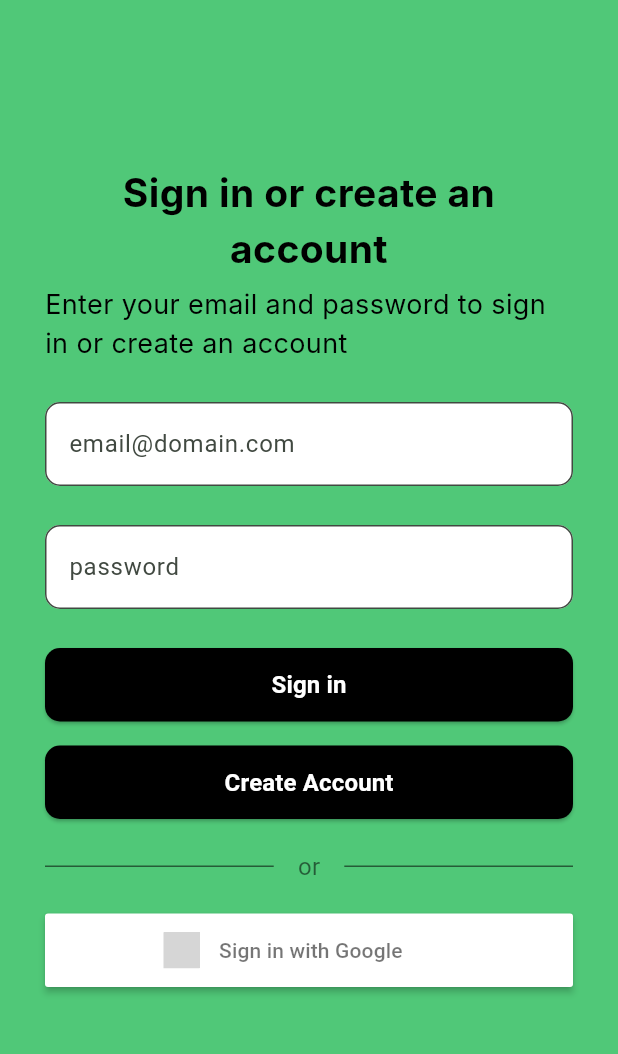
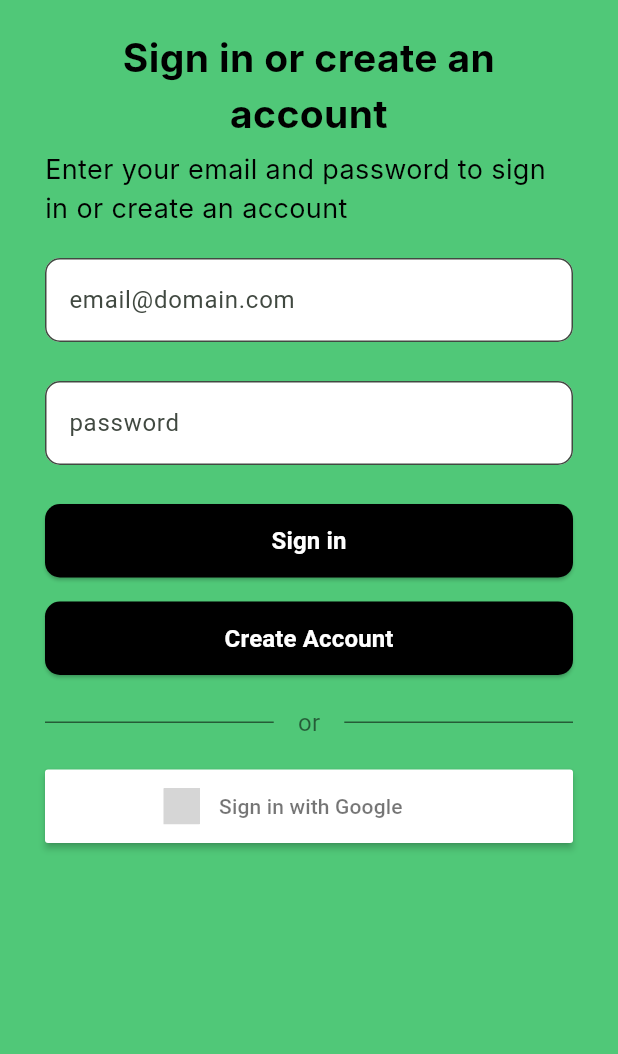
Before and after one commit to ahmedamrou1/RecipeMe, a Flutter app: the screen it shows after launch, after a tap on "Let's Get Started", on a phone screen of 412 x 824 dp, the part 84-1138 px from its top. Run offline on Flutter 3.47's test engine with Material 3 defaults, Android fonts, the phone set to English and light mode, and no system bars; our stand-ins replace firebase_auth, firebase_core, flutter_signin_button, google_sign_in; accounts and stored records are empty; Roboto replaces fonts that are missing (Inter); grey boxes are pictures that could not be loaded.

Commit message:
fixed break

```diff
--- a/lib/auth_screen.dart
+++ b/lib/auth_screen.dart
@@ -29,6 +29,8 @@ class _LoginPageState extends State<LoginPage> {
   @override
   Widget build(BuildContext context) {
     return Scaffold(
+      // allow scaffold to resize when keyboard appears
+      resizeToAvoidBottomInset: true,
       appBar: AppBar(
         title: const Text(
           'RecipeMe',
@@ -51,12 +53,23 @@ class _LoginPageState extends State<LoginPage> {
         elevation: 0,
       ),
       backgroundColor: const Color(0xFF50C878),
-      body: Center(
-        child: Padding(
-          padding: const EdgeInsets.all(30.0),
+      // <-- REPLACED BODY START
+      body: SafeArea(
+        child: SingleChildScrollView(
+          // ensure content lifts above the keyboard
+          padding: EdgeInsets.fromLTRB(
+            30,
+            20,
+            30,
+            20 + MediaQuery.of(context).viewInsets.bottom,
+          ),
+          child: Center(
+            child: ConstrainedBox(
+              constraints: const BoxConstraints(maxWidth: 700),
               child: Form(
                 key: _formKey,
                 child: Column(
+                  mainAxisSize: MainAxisSize.min, // lets column shrink
                   mainAxisAlignment: MainAxisAlignment.center,
                   children: [
                     const Text(
@@ -78,7 +91,7 @@ class _LoginPageState extends State<LoginPage> {
                         color: Colors.black,
                       ),
                     ),
-                const SizedBox(height: 26),
+                    const SizedBox(height: 20),
 
                     // Email field
                     TextFormField(
@@ -322,6 +335,9 @@ class _LoginPageState extends State<LoginPage> {
               ),
             ),
           ),
+        ),
+      ),
+      // <-- REPLACED BODY END
     );
   }
 }
```
Lines whose indentation alone changed are shown as unchanged.
